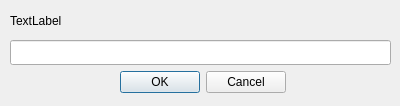
The window that ui/privilege.ui (gitter-badger/simplechatclient) describes before a commit, drawn with Qt 5.
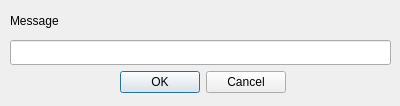
The same window after the commit. Icons and pictures are not drawn.

The edit to the form file:
```diff
--- a/ui/privilege.ui
+++ b/ui/privilege.ui
@@ -39,7 +39,7 @@
     </rect>
    </property>
    <property name="text">
-    <string>TextLabel</string>
+    <string>Message</string>
    </property>
   </widget>
   <widget class="QDialogButtonBox" name="buttonBox">
```
Left out of the diff: 8 changed lines with no effect on the pictures.
